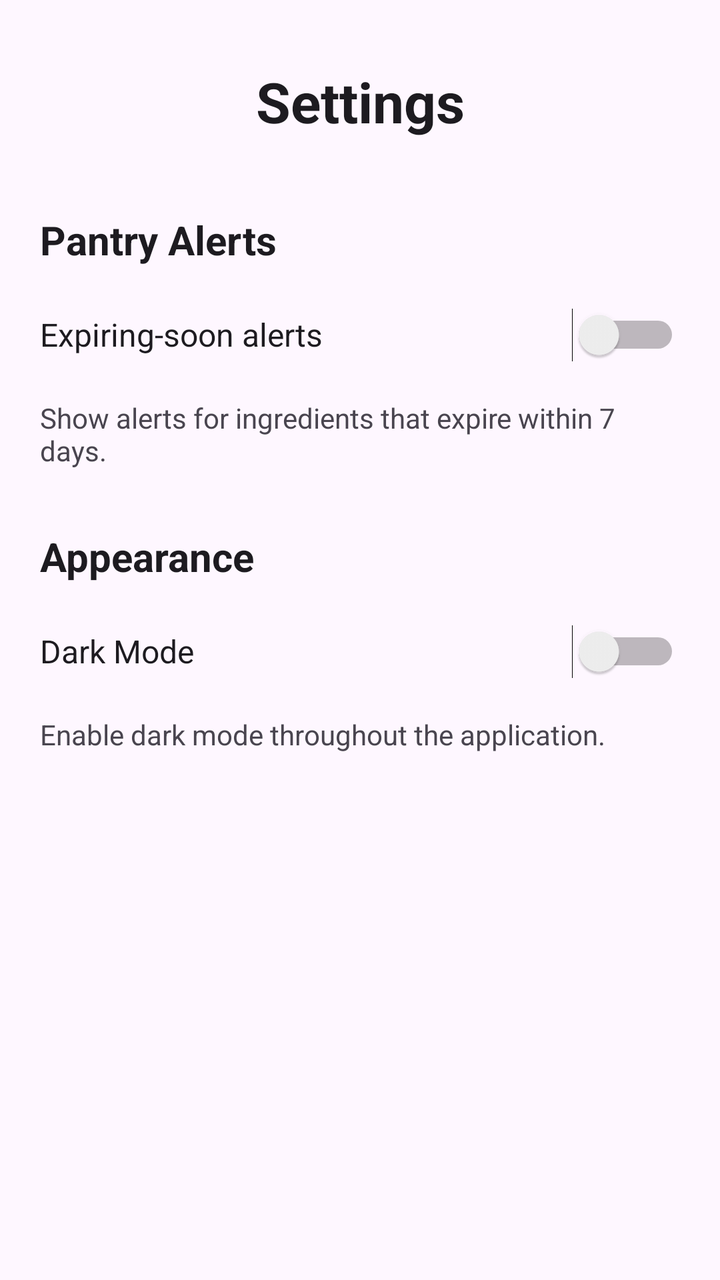
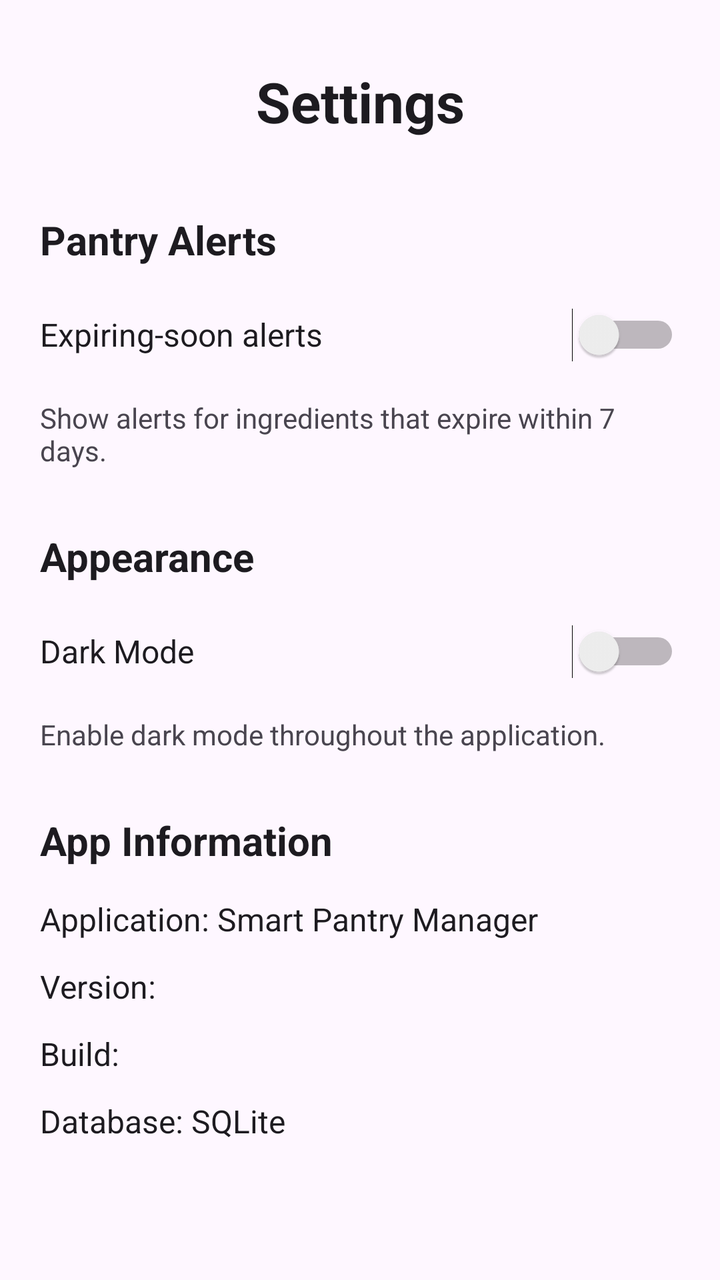

The first picture is an Android layout as it rendered before a commit; the second is the same layout after the commit. The layout source and the unified diff follow.
<!-- AndroidManifest.xml: application theme Theme.SmartPantryManager -->
<!-- res/layout/activity_settings.xml -->
<?xml version="1.0" encoding="utf-8"?>
<LinearLayout
    xmlns:android="http://schemas.android.com/apk/res/android"
    android:layout_width="match_parent"
    android:layout_height="match_parent"
    android:orientation="vertical"
    android:padding="20dp"
    android:background="?attr/colorSurface">

    
    <TextView
        android:layout_width="match_parent"
        android:layout_height="wrap_content"
        android:text="Settings"
        android:textSize="28sp"
        android:textStyle="bold"
        android:textColor="?attr/colorOnSurface"
        android:gravity="center"
        android:padding="12dp"
        android:layout_marginBottom="25dp" />

    
    <TextView
        android:layout_width="match_parent"
        android:layout_height="wrap_content"
        android:text="Pantry Alerts"
        android:textSize="20sp"
        android:textStyle="bold"
        android:textColor="?attr/colorOnSurface"
        android:layout_marginBottom="10dp" />

    
    <Switch
        android:id="@+id/switchExpiryAlerts"
        android:layout_width="match_parent"
        android:layout_height="wrap_content"
        android:text="Expiring-soon alerts"
        android:textColor="?attr/colorOnSurface"
        android:textSize="16sp"
        android:minHeight="48dp" />

    
    <TextView
        android:layout_width="match_parent"
        android:layout_height="wrap_content"
        android:text="Show alerts for ingredients that expire within 7 days."
        android:textColor="?attr/colorOnSurfaceVariant"
        android:textSize="14sp"
        android:paddingTop="8dp" />

    
    <TextView
        android:layout_width="match_parent"
        android:layout_height="wrap_content"
        android:text="Appearance"
        android:textSize="20sp"
        android:textStyle="bold"
        android:textColor="?attr/colorOnSurface"
        android:layout_marginTop="30dp"
        android:layout_marginBottom="10dp" />

    
    <Switch
        android:id="@+id/switchDarkMode"
        android:layout_width="match_parent"
        android:layout_height="wrap_content"
        android:text="Dark Mode"
        android:textColor="?attr/colorOnSurface"
        android:textSize="16sp"
        android:minHeight="48dp" />

    
    <TextView
        android:layout_width="match_parent"
        android:layout_height="wrap_content"
        android:text="Enable dark mode throughout the application."
        android:textColor="?attr/colorOnSurfaceVariant"
        android:textSize="14sp"
        android:paddingTop="8dp" />

</LinearLayout>
<!-- resources referenced by this layout -->
<resources>
  <style name="Theme.SmartPantryManager" parent="Base.Theme.SmartPantryManager" />
  <style name="Base.Theme.SmartPantryManager" parent="Theme.Material3.DayNight.NoActionBar">
          
          
      </style>
</resources>

<!-- the commit's change to res/layout/activity_settings.xml (unified diff, before → after) -->
@@ -78,4 +78,58 @@
         android:textSize="14sp"
         android:paddingTop="8dp" />
 
+
+    
+    
+    
+
+    <TextView
+        android:layout_width="match_parent"
+        android:layout_height="wrap_content"
+        android:text="App Information"
+        android:textSize="20sp"
+        android:textStyle="bold"
+        android:textColor="?attr/colorOnSurface"
+        android:layout_marginTop="30dp"
+        android:layout_marginBottom="15dp" />
+
+    
+    <TextView
+        android:layout_width="match_parent"
+        android:layout_height="wrap_content"
+        android:text="Application: Smart Pantry Manager"
+        android:textSize="16sp"
+        android:textColor="?attr/colorOnSurface"
+        android:paddingBottom="12dp" />
+
+    
+    <TextView
+        android:id="@+id/txtAppVersion"
+        android:layout_width="match_parent"
+        android:layout_height="wrap_content"
+        android:text="Version: "
+        android:textSize="16sp"
+        android:textColor="?attr/colorOnSurface"
+        android:paddingBottom="12dp" />
+
+    
+    <TextView
+        android:id="@+id/txtAppBuild"
+        android:layout_width="match_parent"
+        android:layout_height="wrap_content"
+        android:text="Build: "
+        android:textSize="16sp"
+        android:textColor="?attr/colorOnSurface"
+        android:paddingBottom="12dp" />
+
+    
+    <TextView
+        android:layout_width="match_parent"
+        android:layout_height="wrap_content"
+        android:text="Database: SQLite"
+        android:textSize="16sp"
+        android:textColor="?attr/colorOnSurface"
+        android:paddingBottom="12dp" />
+
+
 </LinearLayout>
